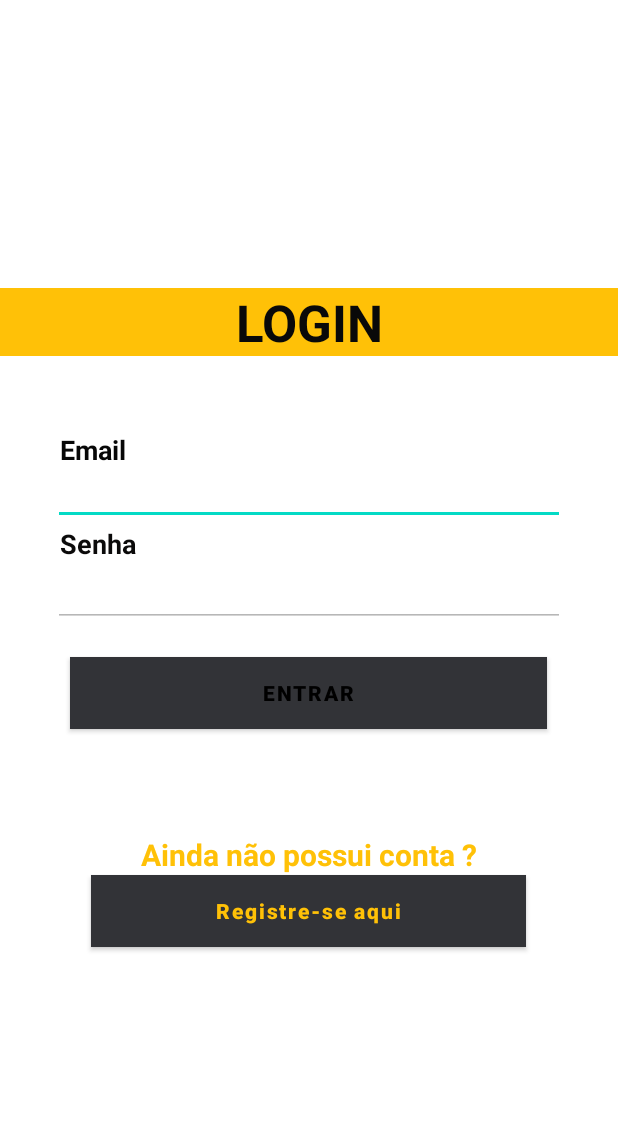
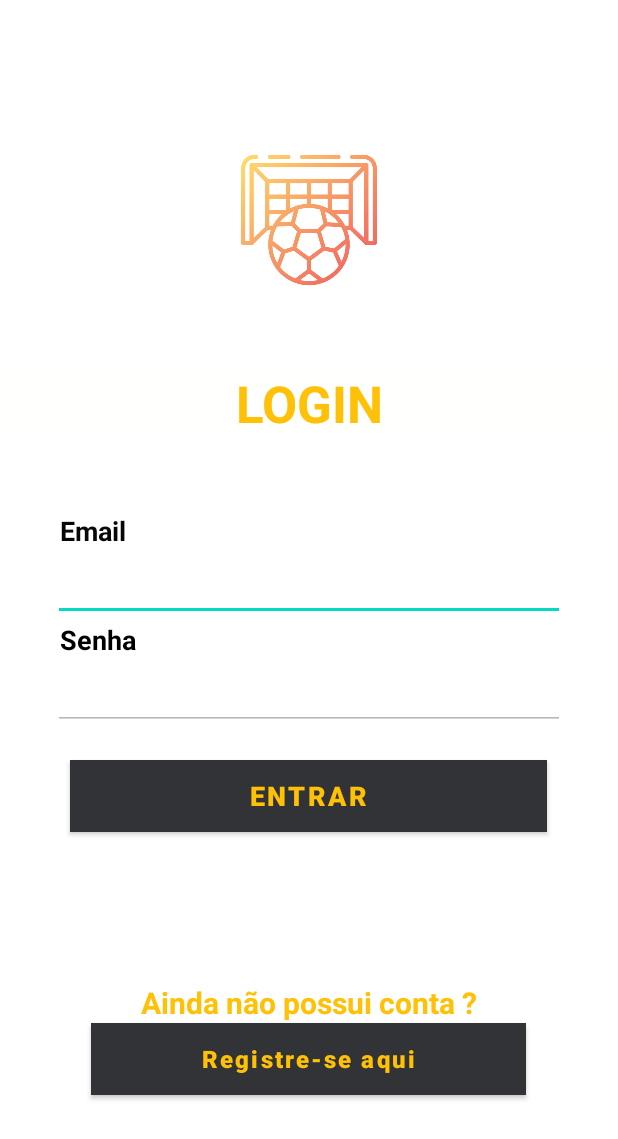
Before and after one commit to marcosgenesis/x1app, an Android app: the screen it shows after launch (LoginActivity), on a phone screen of 412 x 824 dp. Shown: the top 1139 px of the screen. Run offline under Robolectric (Android 15) with nearby library versions, the light colour scheme and no system bars; our stand-ins replace Firebase (no records; nobody signed in at launch, a user with empty details on screens opened directly); Roboto replaces fonts that are not available here.

Commit message:
fix: improving login visual

```diff
--- a/app/src/main/res/layout/activity_battle.xml
+++ b/app/src/main/res/layout/activity_battle.xml
@@ -34,7 +34,7 @@
                 android:id="@+id/imageView2"
                 android:layout_width="match_parent"
                 android:layout_height="wrap_content"
-                app:srcCompat="@drawable/img" />
+                app:srcCompat="@drawable/logo" />
         </LinearLayout>
 
         <LinearLayout
--- a/app/src/main/res/layout/activity_home.xml
+++ b/app/src/main/res/layout/activity_home.xml
@@ -56,7 +56,7 @@
                 android:id="@+id/battleIcon"
                 android:layout_width="match_parent"
                 android:layout_height="66dp"
-                app:srcCompat="@drawable/img" />
+                app:srcCompat="@drawable/logo" />
 
         </LinearLayout>
 
--- a/app/src/main/res/layout/activity_login.xml
+++ b/app/src/main/res/layout/activity_login.xml
@@ -14,19 +14,27 @@
         android:gravity="center"
         android:orientation="vertical">
 
+        <ImageView
+            android:id="@+id/imageView4"
+            android:layout_width="280dp"
+            android:layout_height="102dp"
+            android:layout_marginBottom="50dp"
+            app:srcCompat="@drawable/logox1" />
+
         <TextView
             android:id="@+id/textView4"
             android:layout_width="match_parent"
             android:layout_height="wrap_content"
             android:layout_marginBottom="50dp"
-            android:background="#FFC107"
+            android:background="#FFFFFE"
             android:fontFamily="@font/roboto"
             android:text="Login"
             android:textAlignment="center"
             android:textAllCaps="true"
-            android:textColor="#090909"
+            android:textColor="#FFC107"
             android:textSize="34sp"
-            android:textStyle="bold" />
+            android:textStyle="bold"
+            tools:ignore="TextContrastCheck" />
 
         <TextView
             android:id="@+id/textView"
@@ -43,11 +51,12 @@
         <EditText
             android:id="@+id/input_email"
             android:layout_width="match_parent"
-            android:layout_height="38dp"
+            android:layout_height="48dp"
             android:layout_marginLeft="35dp"
             android:layout_marginRight="35dp"
             android:ems="10"
             android:inputType="textEmailAddress"
+            android:textColor="#040404"
             android:textColorHighlight="#FFC107"
             android:textColorLink="#FFC107"
             tools:text="email@example.com" />
@@ -60,20 +69,22 @@
             android:layout_marginRight="35dp"
             android:text=" Senha"
             android:textAlignment="textStart"
-            android:textColor="#0B0A0A"
+            android:textColor="#000000"
             android:textSize="18sp"
             android:textStyle="bold" />
 
         <EditText
             android:id="@+id/input_password"
             android:layout_width="match_parent"
-            android:layout_height="43dp"
+            android:layout_height="48dp"
             android:layout_marginLeft="35dp"
             android:layout_marginRight="35dp"
             android:ems="10"
             android:inputType="textPassword"
+            android:textColor="#040404"
             android:textColorHighlight="#FFC107"
-            android:textColorLink="#FFC107" />
+            android:textColorLink="#FFC107"
+            tools:ignore="SpeakableTextPresentCheck" />
 
         <Button
             android:id="@+id/button_login"
@@ -86,14 +97,15 @@
             android:background="#FFC107"
             android:shadowColor="#FFFCFC"
             android:text="Entrar"
-            android:textColor="#000000"
+            android:textColor="#FFC107"
+            android:textSize="18sp"
             android:textStyle="bold" />
 
         <TextView
             android:id="@+id/textView5"
             android:layout_width="match_parent"
             android:layout_height="wrap_content"
-            android:layout_marginTop="30dp"
+            android:layout_marginTop="60dp"
             android:text="Ainda não possui conta ?"
             android:textAlignment="center"
             android:textColor="#FFC107"
@@ -110,6 +122,7 @@
             android:text="Registre-se aqui"
             android:textAllCaps="false"
             android:textColor="#FFC107"
+            android:textSize="16sp"
             android:textStyle="bold" />
 
     </LinearLayout>
--- a/app/src/main/res/layout/activity_main.xml
+++ b/app/src/main/res/layout/activity_main.xml
@@ -133,7 +133,7 @@
                 android:id="@+id/battleIcon"
                 android:layout_width="match_parent"
                 android:layout_height="66dp"
-                app:srcCompat="@drawable/img" />
+                app:srcCompat="@drawable/logo" />
 
         </LinearLayout>
 
@@ -144,7 +144,7 @@
             android:orientation="vertical">
 
             <ImageView
-                android:id="@+id/imageView3"
+                android:id="@+id/historyIcon"
                 android:layout_width="match_parent"
                 android:layout_height="wrap_content"
                 app:srcCompat="@drawable/sword" />
```
Also changed, not shown: app/src/main/java/com/example/x1um/BattleActivity.kt (+38 -7 lines), app/src/main/java/com/example/x1um/MainActivity.kt (+12 -0 lines), app/src/main/res/drawable-v24/logo.png (renamed from app/src/main/res/drawable-v24/img.png), app/src/main/res/drawable/logox1.png (added).
